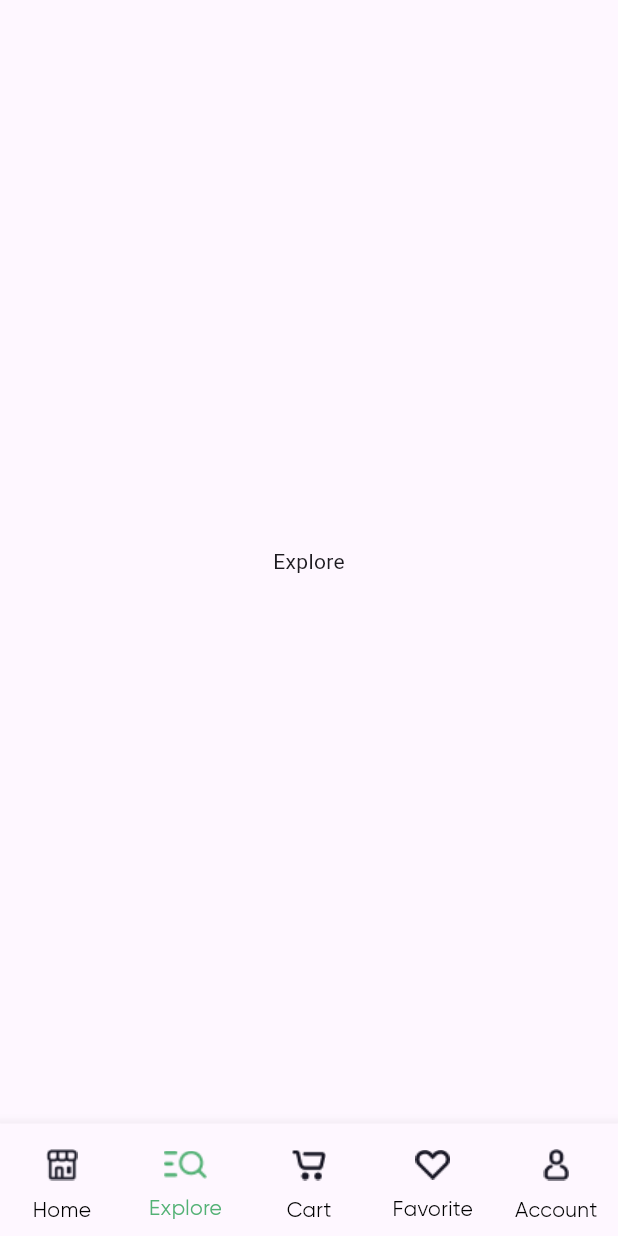
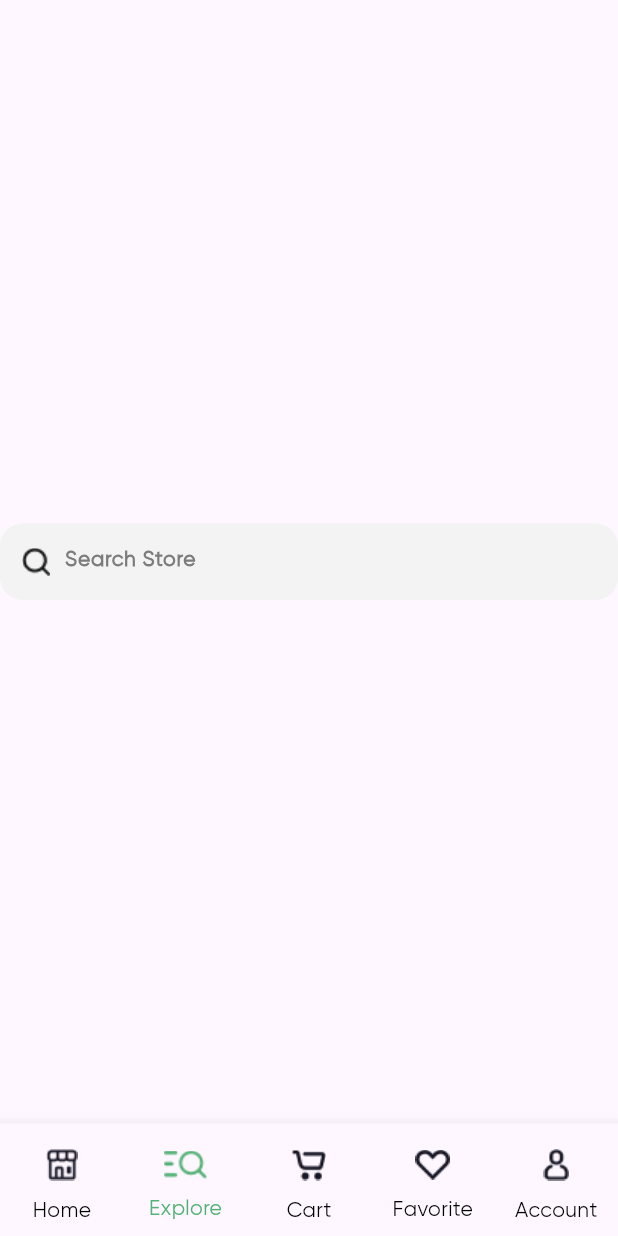
Before and after one commit to aidinghazagh/online_groceries, a Flutter app: the TabsScreen screen opened directly, item 2 of the bottom bar chosen, on a phone screen of 412 x 824 dp. Run offline on Flutter 3.47's test engine with Material 3 defaults, Android fonts, the phone set to English and light mode, and no system bars; our stand-ins replace animated_splash_screen, carousel_slider, intl_phone_field.

Commit message:
now The Homee_search-field will take you to Explore_search-field

```diff
--- a/lib/screens/explore_screen.dart
+++ b/lib/screens/explore_screen.dart
@@ -1,13 +1,50 @@
 import 'package:flutter/material.dart';
+import 'package:online_groceries/colors/colors.dart';
+import 'package:online_groceries/style/app_text_styles.dart';
 
 class ExploreScreen extends StatelessWidget {
-  const ExploreScreen({super.key});
+  const ExploreScreen({super.key, required this.autofocus});
+  final bool autofocus;
 
   @override
   Widget build(BuildContext context) {
-    return const Scaffold(
+    return Scaffold(
         body: Center(
-      child: Text('Explore'),
+      child: Stack(
+        children: [
+          Container(
+            decoration: BoxDecoration(
+              borderRadius: BorderRadius.circular(15),
+              color: AppColors.searchField(),
+            ),
+            width: double.infinity,
+            height: 51,
+            child: Padding(
+              padding: const EdgeInsets.only(left: 43),
+              child: TextField(
+                autofocus: autofocus,
+                onTap: () {},
+                style: AppTextStyle.titleLarge().copyWith(fontSize: 16),
+                decoration: InputDecoration(
+                    hintStyle: AppTextStyle.searchHint(),
+                    hintText: 'Search Store',
+                    border: InputBorder.none,
+                    focusedBorder: InputBorder.none),
+                cursorColor: Colors.black,
+              ),
+            ),
+          ),
+          Positioned(
+            left: 0,
+            top: 0,
+            bottom: 0,
+            child: IconButton(
+              icon: Image.asset('assets/images/search-ic.png'),
+              onPressed: () {},
+            ),
+          ),
+        ],
+      ),
     ));
   }
 }
--- a/lib/screens/home_screen.dart
+++ b/lib/screens/home_screen.dart
@@ -16,7 +16,8 @@ final List<String> imgList = [
 ];
 
 class HomeScreen extends StatefulWidget {
-  const HomeScreen({super.key});
+  const HomeScreen({super.key, required this.goToExplore});
+  final Function goToExplore;
 
   @override
   State<HomeScreen> createState() => _HomeScreenState();
@@ -59,6 +60,10 @@ class _HomeScreenState extends State<HomeScreen> {
                       child: Padding(
                         padding: const EdgeInsets.only(left: 43),
                         child: TextField(
+                          onTap: () {
+                            FocusManager.instance.primaryFocus?.unfocus();
+                            widget.goToExplore();
+                          },
                           style:
                               AppTextStyle.titleLarge().copyWith(fontSize: 16),
                           decoration: InputDecoration(
@@ -177,6 +182,7 @@ class _HomeScreenState extends State<HomeScreen> {
                 ),
                 const SizedBox(height: 20),
                 const HorizantalBuilder(listName: groceries),
+                const SizedBox(height: 27),
               ],
             ),
           ),
--- a/lib/screens/product_detail.dart
+++ b/lib/screens/product_detail.dart
@@ -384,7 +384,7 @@ class _ProductDetailState extends State<ProductDetail> {
                                   ),
                                   IconButton(
                                       onPressed: () {},
-                                      icon: Icon(Icons.arrow_forward_ios))
+                                      icon: const Icon(Icons.arrow_forward_ios))
                                 ],
                               ),
                             ),
--- a/lib/screens/tabs_screen.dart
+++ b/lib/screens/tabs_screen.dart
@@ -16,6 +16,7 @@ class TabsScreen extends StatefulWidget {
 
 class _TabsScreenState extends State<TabsScreen> {
   int _selectedPageIndex = 0;
+  bool autofocus = false;
 
   void _selectPage(int index) {
     setState(() {
@@ -23,14 +24,26 @@ class _TabsScreenState extends State<TabsScreen> {
     });
   }
 
+  void goToExplore() {
+    autofocus = true;
+    setState((() => _selectedPageIndex = 1));
+  }
+
   @override
   Widget build(BuildContext context) {
     var activePageTitle = '';
 
-    Widget activePage = const SafeArea(child: HomeScreen());
+    Widget activePage = SafeArea(child: HomeScreen(
+      goToExplore: () {
+        goToExplore();
+      },
+    ));
 
     if (_selectedPageIndex == 1) {
-      activePage = const SafeArea(child: ExploreScreen());
+      activePage = SafeArea(
+          child: ExploreScreen(
+        autofocus: autofocus,
+      ));
       activePageTitle = 'Find Products';
     }
     if (_selectedPageIndex == 2) {
@@ -45,6 +58,8 @@ class _TabsScreenState extends State<TabsScreen> {
       activePage = const SafeArea(child: AccountScreen());
       activePageTitle = '';
     }
+
+    autofocus = false;
 
     return Scaffold(
       body: activePage,
```
